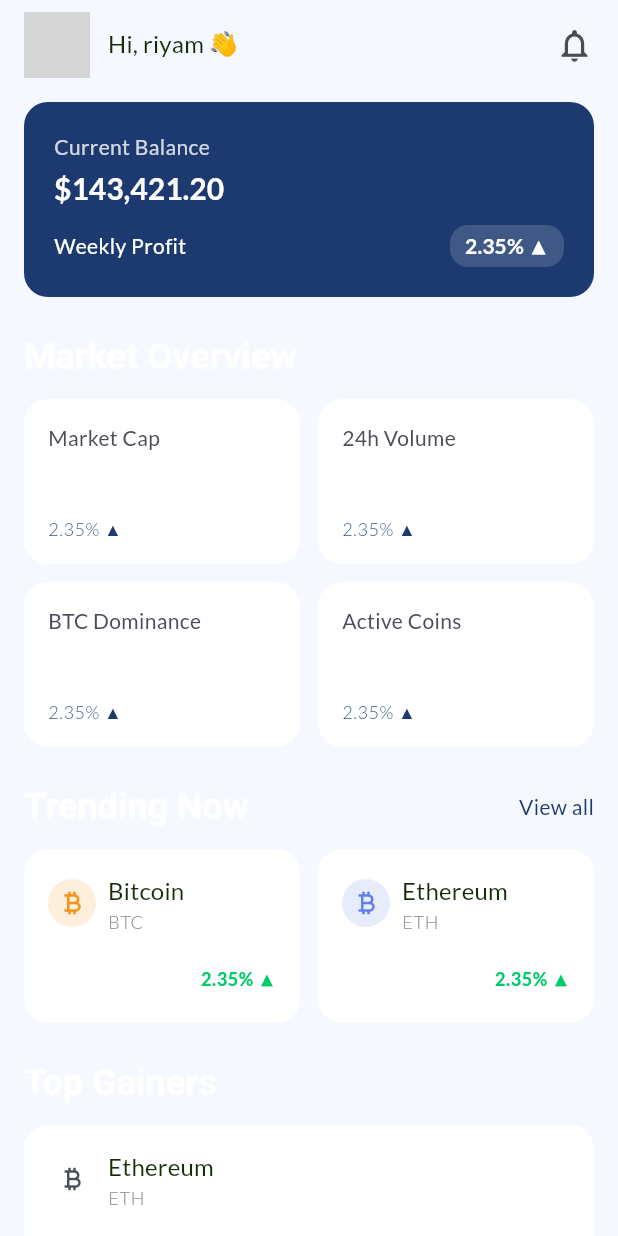
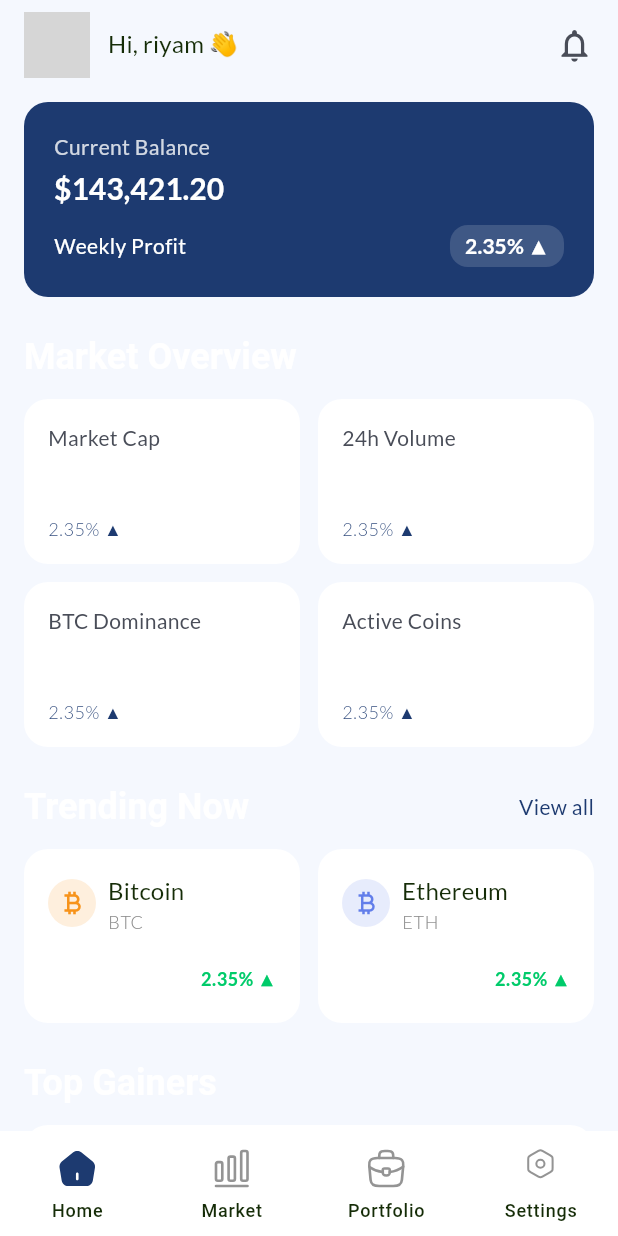
Before and after one commit to Riyam224/team_18_final_project, a Flutter app: the screen it shows after launch, on a phone screen of 412 x 824 dp. Run offline on Flutter 3.47's test engine with Material 3 defaults, Android fonts, the phone set to English and light mode, and no system bars; our stand-ins replace dio, equatable, flutter_screenutil, flutter_svg, get_it, go_router and 1 more; grey boxes are pictures that could not be loaded.

Commit message:
Add bottom navigation + ShellRoute routing

```diff
--- /dev/null
+++ b/lib/core/common_ui/widgets/bottom_nav_shell.dart
@@ -0,0 +1,114 @@
+import 'package:flutter/material.dart';
+import 'package:flutter_svg/flutter_svg.dart';
+import 'package:go_router/go_router.dart';
+import 'package:team_18_final_project/core/utils/app_colors.dart';
+
+class BottomNavShell extends StatelessWidget {
+  const BottomNavShell({super.key, required this.child});
+
+  final Widget child;
+
+  @override
+  Widget build(BuildContext context) {
+    final int selectedIndex = _getIndex(context);
+    final theme = Theme.of(context);
+
+    return Scaffold(
+      body: child,
+      bottomNavigationBar: NavigationBar(
+        height: 70,
+        backgroundColor: theme.bottomNavigationBarTheme.backgroundColor,
+        indicatorColor: Colors.transparent,
+        selectedIndex: selectedIndex,
+        onDestinationSelected: (index) {
+          switch (index) {
+            case 0:
+              context.go('/home');
+              break;
+            case 1:
+              context.go('/market');
+              break;
+            case 2:
+              context.go('/portfolio');
+              break;
+            case 3:
+              context.go('/settings');
+              break;
+          }
+        },
+        destinations: [
+          _svgItem(
+            context: context,
+            index: 0,
+            selectedIndex: selectedIndex,
+            label: 'Home',
+            icon: 'assets/icons/home.svg',
+            selectedIcon: 'assets/icons/home_filled.svg',
+          ),
+          _svgItem(
+            context: context,
+            index: 1,
+            selectedIndex: selectedIndex,
+            label: 'Market',
+            icon: 'assets/icons/market.svg',
+            selectedIcon: 'assets/icons/market_filled.svg',
+          ),
+          _svgItem(
+            context: context,
+            index: 2,
+            selectedIndex: selectedIndex,
+            label: 'Portfolio',
+            icon: 'assets/icons/portfolio.svg',
+            selectedIcon: 'assets/icons/portfolio_filled.svg',
+          ),
+          _svgItem(
+            context: context,
+            index: 3,
+            selectedIndex: selectedIndex,
+            label: 'Settings',
+            icon: 'assets/icons/settings.svg',
+            selectedIcon: 'assets/icons/settings_filled.svg',
+          ),
+        ],
+      ),
+    );
+  }
+
+  NavigationDestination _svgItem({
+    required BuildContext context,
+    required int index,
+    required int selectedIndex,
+    required String label,
+    required String icon,
+    required String selectedIcon,
+  }) {
+    final bool isActive = index == selectedIndex;
+    final theme = Theme.of(context);
+    final selectedColor = theme.bottomNavigationBarTheme.selectedItemColor ?? AppColors.primary;
+    final unselectedColor = theme.bottomNavigationBarTheme.unselectedItemColor ?? AppColors.textGrayLight;
+
+    return NavigationDestination(
+      icon: SvgPicture.asset(
+        isActive ? selectedIcon : icon,
+        width: 28,
+        height: 28,
+        colorFilter: ColorFilter.mode(
+          isActive ? selectedColor : unselectedColor,
+          BlendMode.srcIn,
+        ),
+      ),
+      label: label,
+    );
+  }
+
+  int _getIndex(BuildContext context) {
+    final uri = GoRouterState.of(context).uri.toString();
+
+    if (uri.startsWith('/home')) return 0;
+    if (uri.startsWith('/market')) return 1;
+    if (uri.startsWith('/portfolio')) return 2;
+    if (uri.startsWith('/settings')) return 3;
+
+    return 0;
+  }
+}
--- a/lib/core/routing/app_router.dart
+++ b/lib/core/routing/app_router.dart
@@ -1,79 +1,94 @@
+//
+
 import 'package:flutter/material.dart';
 import 'package:go_router/go_router.dart';
+import 'package:team_18_final_project/core/common_ui/widgets/bottom_nav_shell.dart';
 import 'package:team_18_final_project/core/routing/route_names.dart';
+
+// Splash + Auth + Onboarding
+import 'package:team_18_final_project/features/splash/presentation/screens/splash_screen.dart';
 import 'package:team_18_final_project/features/onboarding/presentation/screens/onboarding_screen.dart';
 import 'package:team_18_final_project/features/auth/presentation/screens/login_screen.dart';
 import 'package:team_18_final_project/features/auth/presentation/screens/register_screen.dart';
+
+// Main Tabs
 import 'package:team_18_final_project/features/home/presentation/screens/home_screen.dart';
 import 'package:team_18_final_project/features/market/presentation/screens/market_screen.dart';
+import 'package:team_18_final_project/features/portfolio/presentation/screens/portfolio_screen.dart';
+import 'package:team_18_final_project/features/settings/presentation/screens/settings_screen.dart';
+
+// Market Details Pages
 import 'package:team_18_final_project/features/market/presentation/screens/coin_details_screen.dart';
 import 'package:team_18_final_project/features/market/presentation/screens/buy_sell_screen.dart';
 import 'package:team_18_final_project/features/market/presentation/screens/payment_screen.dart';
-import 'package:team_18_final_project/features/portfolio/presentation/screens/portfolio_screen.dart';
-import 'package:team_18_final_project/features/settings/presentation/screens/settings_screen.dart';
-import 'package:team_18_final_project/features/splash/presentation/screens/splash_screen.dart';
 
 class RouteGenerator {
   static GoRouter mainRoutingInOurApp = GoRouter(
     errorBuilder: (context, state) =>
         const Scaffold(body: Center(child: Text('404 Not Found'))),
 
-    // todo initial route
+    // initial route
     initialLocation: AppRoutes.home,
 
     routes: [
       // -------------------------------
-      // Splash &  Onboarding & Authentication
+      // Splash, Onboarding, Authentication
       // -------------------------------
-
       GoRoute(
         path: AppRoutes.splash,
         name: AppRoutes.splash,
-          builder: (context, state) => const SplashScreen()),
-
+        builder: (context, state) => const SplashScreen(),
+      ),
       GoRoute(
         path: AppRoutes.onboarding,
         name: AppRoutes.onboarding,
         builder: (context, state) => const OnboardingScreen(),
       ),
-
       GoRoute(
         path: AppRoutes.login,
         name: AppRoutes.login,
         builder: (context, state) => const LoginScreen(),
       ),
-
       GoRoute(
         path: AppRoutes.register,
         name: AppRoutes.register,
         builder: (context, state) => const RegisterScreen(),
       ),
 
-      // -------------------------------
-      // Home
-      // -------------------------------
-
+      // ==================================================
+      // MAIN APP WITH BOTTOM NAVIGATION
+      // Everything inside this ShellRoute shows the bottom nav
+      // ==================================================
+      ShellRoute(
+        builder: (context, state, child) => BottomNavShell(child: child),
+        routes: [
           GoRoute(
             path: AppRoutes.home,
             name: AppRoutes.home,
             builder: (context, state) => const HomeScreen(),
           ),
-
-      // -------------------------------
-      // Market
-      // -------------------------------
-
           GoRoute(
             path: AppRoutes.market,
             name: AppRoutes.market,
             builder: (context, state) => const MarketScreen(),
           ),
+          GoRoute(
+            path: AppRoutes.portfolio,
+            name: AppRoutes.portfolio,
+            builder: (context, state) => const PortfolioScreen(),
+          ),
+          GoRoute(
+            path: AppRoutes.settings,
+            name: AppRoutes.settings,
+            builder: (context, state) => const SettingsScreen(),
+          ),
+        ],
+      ),
 
-      // -------------------------------
-      // Coin Details
-      // with dynamic parameter /coin/:id
-      // -------------------------------
-
+      // ==========================================
+      // MARKET DETAILS ROUTES (OUTSIDE BOTTOM NAV)
+      // These screens should NOT show the bottom nav
+      // ==========================================
       GoRoute(
         path: '${AppRoutes.coinDetails}/:id',
         name: AppRoutes.coinDetails,
@@ -82,11 +97,6 @@ class RouteGenerator {
           return CoinDetailsScreen(coinId: id);
         },
       ),
-
-      // -------------------------------
-      // Buy / Sell Flow
-      // with dynamic parameter /trade/:id
-      // -------------------------------
 
       GoRoute(
         path: '${AppRoutes.buySell}/:id',
@@ -97,34 +107,11 @@ class RouteGenerator {
         },
       ),
 
-      // -------------------------------
-      // Payment
-      // -------------------------------
       GoRoute(
         path: AppRoutes.payment,
         name: AppRoutes.payment,
         builder: (context, state) => const PaymentScreen(),
       ),
-
-      // -------------------------------
-      // Portfolio
-      // -------------------------------
-
-      GoRoute(
-        path: AppRoutes.portfolio,
-        name: AppRoutes.portfolio,
-        builder: (context, state) => const PortfolioScreen(),
-      ),
-
-      // -------------------------------
-      // Settings
-      // -------------------------------
-
-      GoRoute(
-        path: AppRoutes.settings,
-        name: AppRoutes.settings,
-        builder: (context, state) => const SettingsScreen(),
-      ),
     ],
   );
 }
--- a/lib/core/routing/route_names.dart
+++ b/lib/core/routing/route_names.dart
@@ -1,18 +1,22 @@
 class AppRoutes {
+  // Splash + Onboarding + Auth
   static const splash = '/splash';
   static const onboarding = '/onboarding';
   static const login = '/login';
   static const register = '/register';
 
+  // Bottom Nav Routes
   static const home = '/home';
   static const market = '/market';
+  static const portfolio = '/portfolio';
+  static const settings = '/settings';
+
+  // Other Routes (outside bottom nav)
   static const coinDetails = '/coinDetails';
   static const buySell = '/buySell';
   static const payment = '/payment';
-  static const portfolio = '/portfolio';
-  static const settings = '/settings';
 
-  // Security screens
+  // Security
   static const lock = '/lock';
   static const biometric = '/biometric';
 }
--- a/pubspec.yaml
+++ b/pubspec.yaml
@@ -67,9 +67,8 @@ flutter:
   uses-material-design: true
 
   # To add assets to your application, add an assets section, like this:
-  # assets:
-  #   - images/a_dot_burr.jpeg
-  #   - images/a_dot_ham.jpeg
+  assets:
+    - assets/icons/
 
   # An image asset can refer to one or more resolution-specific "variants", see
   # https://flutter.dev/to/resolution-aware-images
```
Also changed, not shown: assets/icons/home.svg (added), assets/icons/home_filled.svg (added), assets/icons/market.svg (added), assets/icons/market_filled.svg (added), assets/icons/portfolio.svg (added), assets/icons/portfolio_filled.svg (added), assets/icons/settings.svg (added), assets/icons/settings_filled.svg (added). Lines whose indentation alone changed are shown as unchanged.
